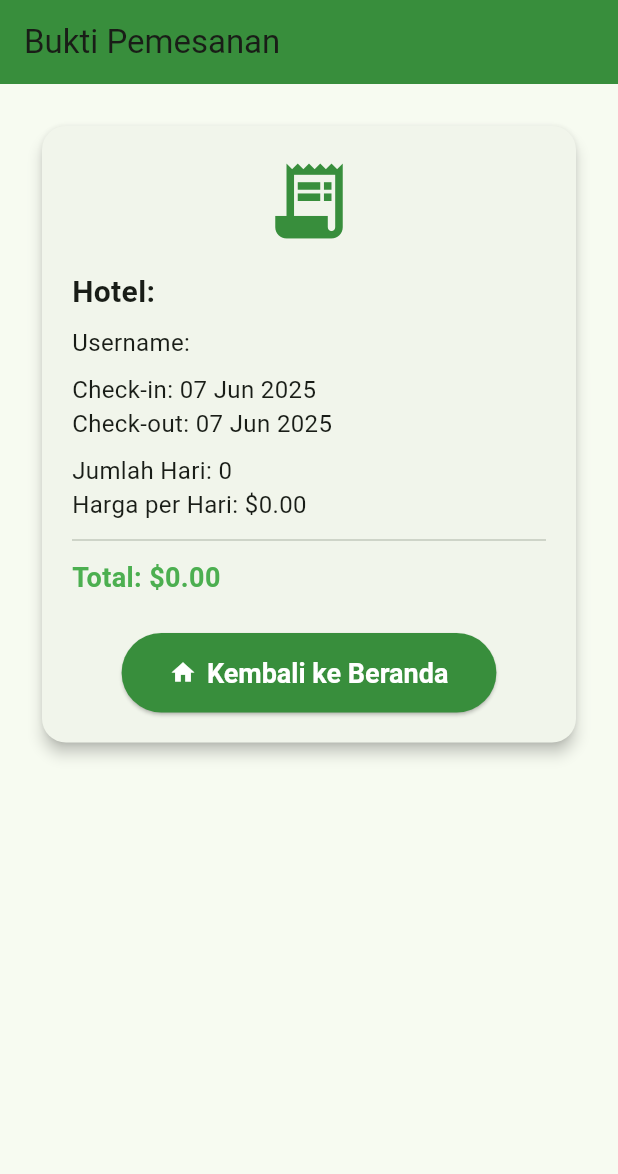
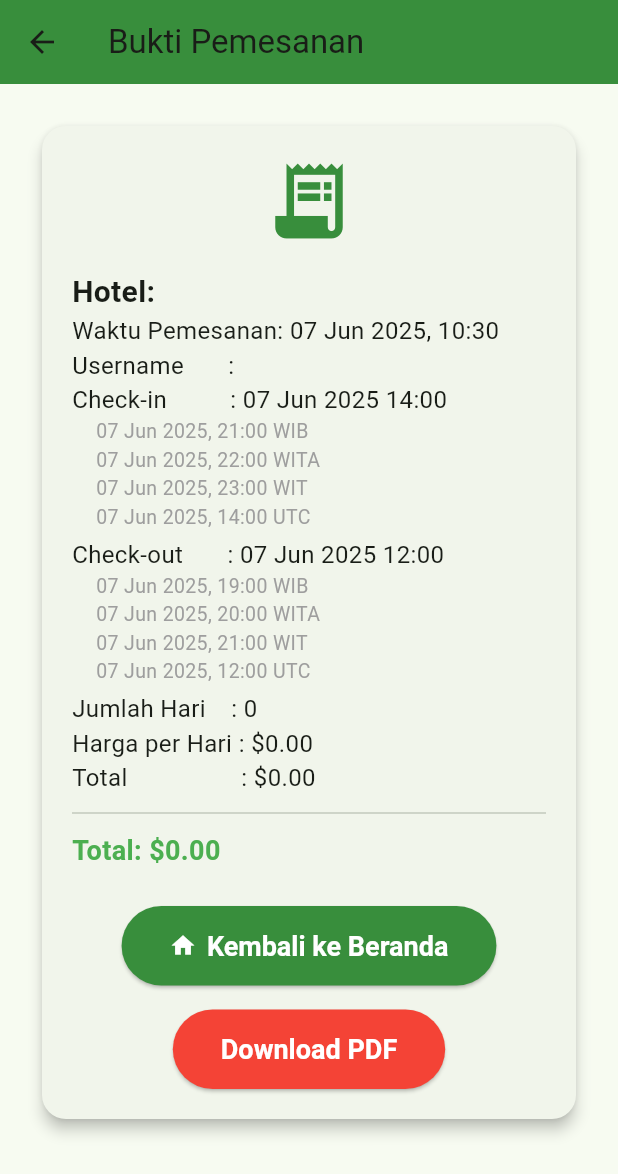
Before and after one commit to ARiP001/Hotel-Mobile, a Flutter app: the ReceiptPage screen opened directly with empty values, on a phone screen of 412 x 824 dp. Shown: the top 1174 px of the screen. Run offline on Flutter 3.47's test engine with Material 3 defaults, Android fonts, the phone set to English and light mode, and no system bars; our stand-ins replace cached_network_image, flutter_local_notifications, geolocator, google_maps_flutter, hive, hive_flutter and 5 more; accounts and stored records are empty; network calls fail.

Commit message:
add fitur conversi timeline

```diff
--- a/lib/models/transaction.dart
+++ b/lib/models/transaction.dart
@@ -27,6 +27,9 @@
   @HiveField(7)
   double total;
 
+  @HiveField(8)
+  DateTime bookingTime;
+
   Transaction({
     required this.username,
     required this.hotelKey,
@@ -36,5 +39,6 @@
     required this.day,
     required this.price,
     required this.total,
+    required this.bookingTime,
   });
 }
--- a/lib/pages/receipt_page.dart
+++ b/lib/pages/receipt_page.dart
@@ -5,6 +5,8 @@
 import '../utils/currency_util.dart';
 import '../utils/session_manager.dart';
 import 'welcome_page.dart';
+import '../utils/pdf_util.dart';
+import '../utils/timezone_util.dart';
 
 class ReceiptPage extends StatefulWidget {
   final Transaction transaction;
@@ -50,13 +52,22 @@
     final convertedTotal = CurrencyUtil.convert(t.total, _region);
     final formattedPrice = CurrencyUtil.format(convertedPrice, _region);
     final formattedTotal = CurrencyUtil.format(convertedTotal, _region);
+    final totalBeforeDiscount = CurrencyUtil.format(convertedTotal * 2, _region);
     final bool isDiscount = (t.total < t.price * t.day);
+    final bookingTimeStr = DateFormat('dd MMM yyyy, HH:mm').format(t.bookingTime);
+    final checkinTimeStr = DateFormat('dd MMM yyyy').format(t.checkin) + ' 14:00';
+    final checkoutTimeStr = DateFormat('dd MMM yyyy').format(t.checkout) + ' 12:00';
+    final checkinDateTime = DateTime(t.checkin.year, t.checkin.month, t.checkin.day, 14, 0);
+    final checkoutDateTime = DateTime(t.checkout.year, t.checkout.month, t.checkout.day, 12, 0);
+
+
     return Scaffold(
       appBar: AppBar(
         title: const Text('Bukti Pemesanan'),
         backgroundColor: const Color(0xFF388E3C),
       ),
-      body: Padding(
+      body: SingleChildScrollView(
+        child: Padding(
           padding: const EdgeInsets.all(24.0),
           child: Card(
             elevation: 4,
@@ -72,14 +83,21 @@
                   ),
                   const SizedBox(height: 16),
                   Text('Hotel: ${t.hotelName}', style: const TextStyle(fontSize: 20, fontWeight: FontWeight.bold)),
-                const SizedBox(height: 8),
-                Text('Username: ${t.username}', style: const TextStyle(fontSize: 16)),
-                const SizedBox(height: 8),
-                Text('Check-in: ${DateFormat('dd MMM yyyy').format(t.checkin)}', style: const TextStyle(fontSize: 16)),
-                Text('Check-out: ${DateFormat('dd MMM yyyy').format(t.checkout)}', style: const TextStyle(fontSize: 16)),
-                const SizedBox(height: 8),
-                Text('Jumlah Hari: ${t.day}', style: const TextStyle(fontSize: 16)),
-                Text('Harga per Hari: $formattedPrice', style: const TextStyle(fontSize: 16)),
+                  Text('Waktu Pemesanan: $bookingTimeStr', style: const TextStyle(fontSize: 16)),
+                  Text('Username       : ${t.username}', style: const TextStyle(fontSize: 16)),
+                  Text('Check-in          : $checkinTimeStr', style: const TextStyle(fontSize: 16)),
+                  Padding(
+                    padding: const EdgeInsets.only(left: 16.0, bottom: 4.0),
+                    child: Text(TimezoneUtil.formatAllTimezones(checkinDateTime), style: const TextStyle(fontSize: 13, color: Colors.grey)),
+                  ),
+                  Text('Check-out       : $checkoutTimeStr', style: const TextStyle(fontSize: 16)),
+                  Padding(
+                    padding: const EdgeInsets.only(left: 16.0, bottom: 4.0),
+                    child: Text(TimezoneUtil.formatAllTimezones(checkoutDateTime), style: const TextStyle(fontSize: 13, color: Colors.grey)),
+                  ),
+                  Text('Jumlah Hari    : ${t.day}', style: const TextStyle(fontSize: 16)),
+                  Text('Harga per Hari : $formattedPrice', style: const TextStyle(fontSize: 16)),
+                  Text('Total                  : $totalBeforeDiscount', style: const TextStyle(fontSize: 16)),
                   if (isDiscount)
                     Padding(
                       padding: const EdgeInsets.only(top: 8.0, bottom: 8.0),
@@ -106,7 +124,21 @@
                       },
                     ),
                   ),
+                  const SizedBox(height: 16),
+                  Center(
+                    child: ElevatedButton(
+                      child: const Text('Download PDF'),
+                      style: ElevatedButton.styleFrom(
+                        backgroundColor: Colors.red,
+                        foregroundColor: Colors.white,
+                        padding: const EdgeInsets.symmetric(horizontal: 32, vertical: 16),
+                        textStyle: const TextStyle(fontSize: 18, fontWeight: FontWeight.bold),
+                      ),
+                      onPressed: () => generateAndDownloadPDF(widget.transaction, _region),
+                    ),
+                  ),
                 ],
+              ),
             ),
           ),
         ),
--- /dev/null
+++ b/lib/utils/timezone_util.dart
@@ -0,0 +1,16 @@
+import 'package:intl/intl.dart';
+
+class TimezoneUtil {
+  static String formatAllTimezones(DateTime dateTime) {
+    // Asumsikan dateTime dalam UTC
+    final utc = dateTime.toUtc();
+    final wib = utc.add(const Duration(hours: 7));
+    final wita = utc.add(const Duration(hours: 8));
+    final wit = utc.add(const Duration(hours: 9));
+    final df = DateFormat('dd MMM yyyy, HH:mm');
+    return '${df.format(wib)} WIB\n'
+           '${df.format(wita)} WITA\n'
+           '${df.format(wit)} WIT\n'
+           '${df.format(utc)} UTC';
+  }
+}
--- a/pubspec.yaml
+++ b/pubspec.yaml
@@ -25,6 +25,8 @@
   hive_flutter: ^1.1.0
   cached_network_image: ^3.3.1
   crypto: ^3.0.3
+  pdf: ^3.10.4
+  printing: ^5.11.0
 
   geolocator: ^13.0.4
   google_maps_flutter: ^2.5.0
```
Also changed, not shown: lib/pages/hotel_detail_page.dart (+3 -5 lines), lib/pages/hotel_list.dart (+13 -8 lines), lib/pages/receipt_history_page.dart (+12 -1 lines), lib/utils/pdf_util.dart (added, +74 -0 lines), lib/models/transaction.g.dart, pubspec.lock, 5 other files. Lines whose indentation alone changed are shown as unchanged.
